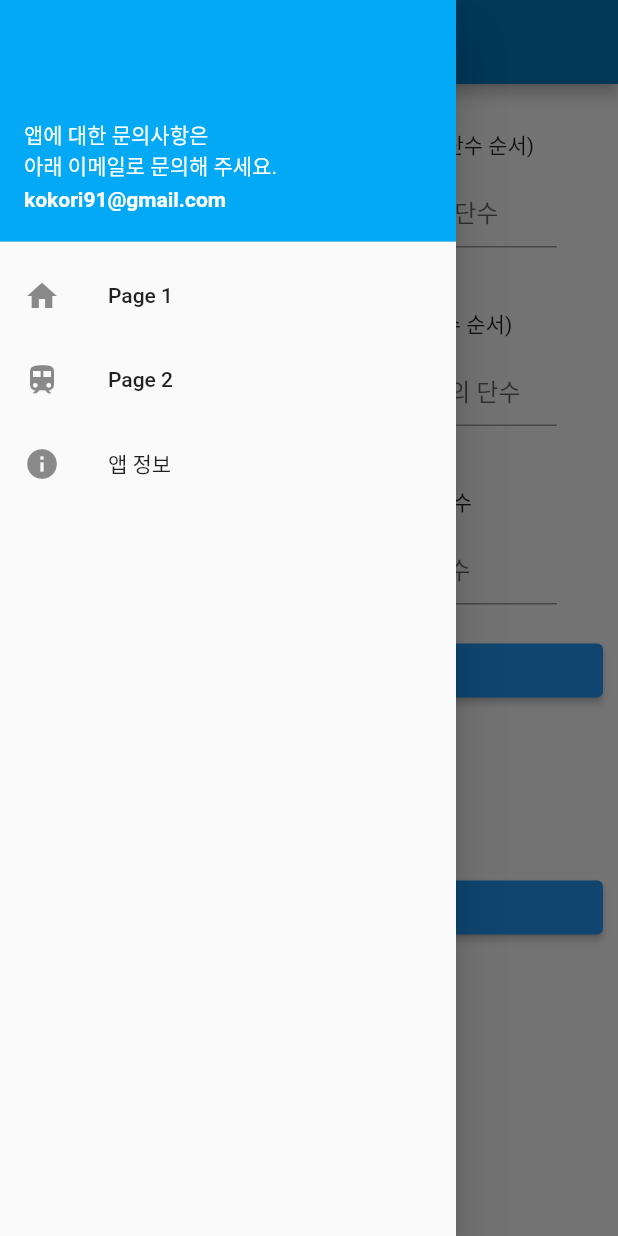
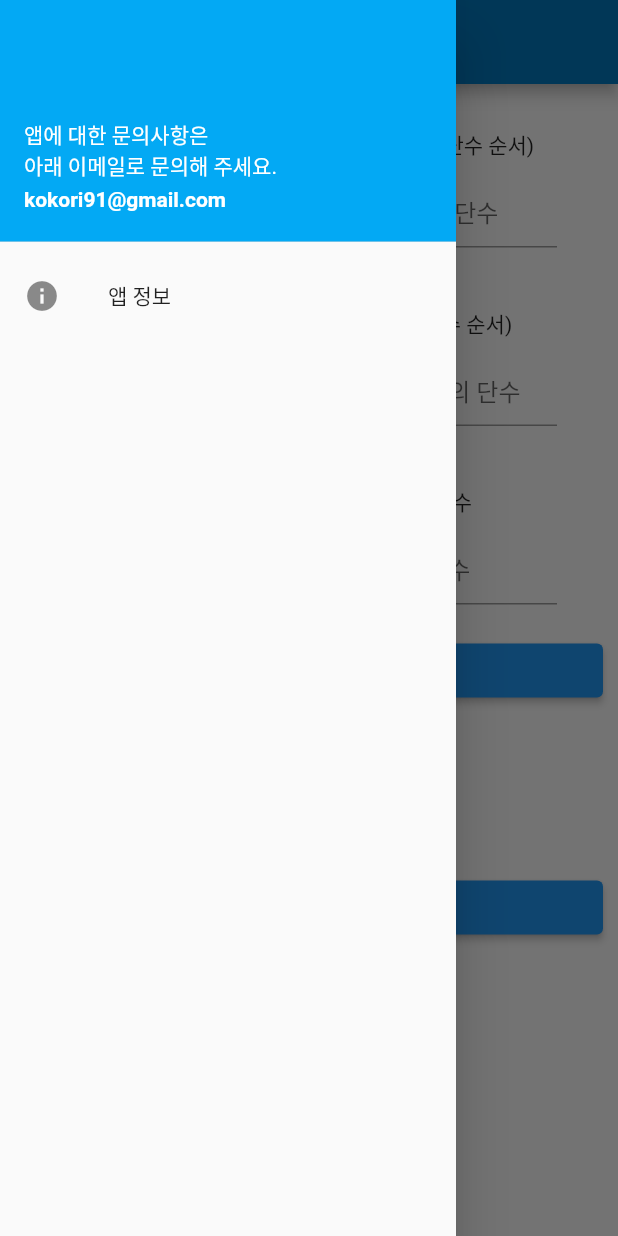
Before and after one commit to kokorii/my_gague, a Flutter app: the screen it shows after launch, with the side drawer open, on a phone screen of 412 x 824 dp. Run offline on Flutter 3.47's test engine with Material 2 defaults, Android fonts, the phone set to English and light mode, and no system bars.

Commit message:
navi bar 안쓰는 메뉴 주석처리

```diff
--- a/lib/main.dart
+++ b/lib/main.dart
@@ -57,24 +57,24 @@ class _MyGagueState extends State<MyGagueApp> {
                 ),
               ),
             ),
-            ListTile(
-              leading: Icon(
-                Icons.home,
-              ),
-              title: const Text('Page 1'),
-              onTap: () {
-                Navigator.pop(context);
-              },
-            ),
-            ListTile(
-              leading: Icon(
-                Icons.train,
-              ),
-              title: const Text('Page 2'),
-              onTap: () {
-                Navigator.pop(context);
-              },
-            ),
+            // ListTile(
+            //   leading: Icon(
+            //     Icons.home,
+            //   ),
+            //   title: const Text('Page 1'),
+            //   onTap: () {
+            //     Navigator.pop(context);
+            //   },
+            // ),
+            // ListTile(
+            //   leading: Icon(
+            //     Icons.train,
+            //   ),
+            //   title: const Text('Page 2'),
+            //   onTap: () {
+            //     Navigator.pop(context);
+            //   },
+            // ),
             AboutListTile(
               icon: Icon(
                 Icons.info,
```
